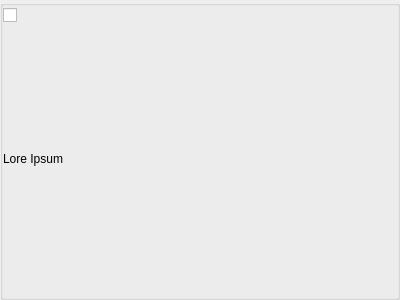
Above: cfontview.ui from birkeh/fontManager before the change. Below: the same form after it.
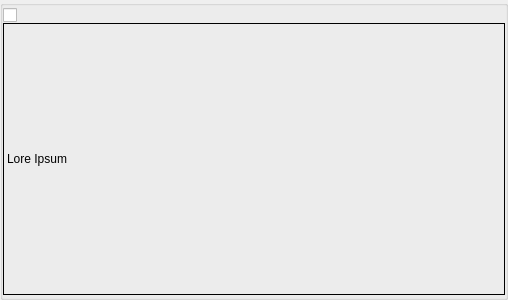
That is the form after the change. Custom widgets are drawn as their Qt base class.

The edit to the form file:
```diff
--- a/cfontview.ui
+++ b/cfontview.ui
@@ -6,14 +6,14 @@
    <rect>
     <x>0</x>
     <y>0</y>
-    <width>400</width>
+    <width>508</width>
     <height>300</height>
    </rect>
   </property>
   <property name="windowTitle">
    <string>Form</string>
   </property>
-  <layout class="QGridLayout" name="gridLayout_3">
+  <layout class="QGridLayout" name="gridLayout">
    <property name="leftMargin">
     <number>0</number>
    </property>
@@ -51,27 +51,30 @@
        <number>0</number>
       </property>
       <item row="0" column="0">
-       <layout class="QGridLayout" name="gridLayout" columnstretch="0,1">
-        <property name="horizontalSpacing">
-         <number>9</number>
-        </property>
-        <property name="verticalSpacing">
-         <number>0</number>
-        </property>
-        <item row="1" column="1">
-         <widget class="QLabel" name="m_lpSampleText">
-          <property name="text">
-           <string>Lore Ipsum</string>
+       <layout class="QVBoxLayout" name="verticalLayout">
+        <item>
+         <widget class="cCheckBox" name="m_lpFontName">
+          <property name="sizePolicy">
+           <sizepolicy hsizetype="MinimumExpanding" vsizetype="Fixed">
+            <horstretch>1</horstretch>
+            <verstretch>0</verstretch>
+           </sizepolicy>
           </property>
-         </widget>
-        </item>
-        <item row="0" column="1">
-         <widget class="QCheckBox" name="m_lpFontName">
           <property name="text">
            <string/>
           </property>
          </widget>
         </item>
+        <item>
+         <widget class="cLabel" name="m_lpSampleText">
+          <property name="frameShape">
+           <enum>QFrame::Box</enum>
+          </property>
+          <property name="text">
+           <string>Lore Ipsum</string>
+          </property>
+         </widget>
+        </item>
        </layout>
       </item>
      </layout>
@@ -79,6 +82,18 @@
    </item>
   </layout>
  </widget>
+ <customwidgets>
+  <customwidget>
+   <class>cCheckBox</class>
+   <extends>QCheckBox</extends>
+   <header>ccheckbox.h</header>
+  </customwidget>
+  <customwidget>
+   <class>cLabel</class>
+   <extends>QLabel</extends>
+   <header>clabel.h</header>
+  </customwidget>
+ </customwidgets>
  <resources/>
  <connections/>
 </ui>
```
